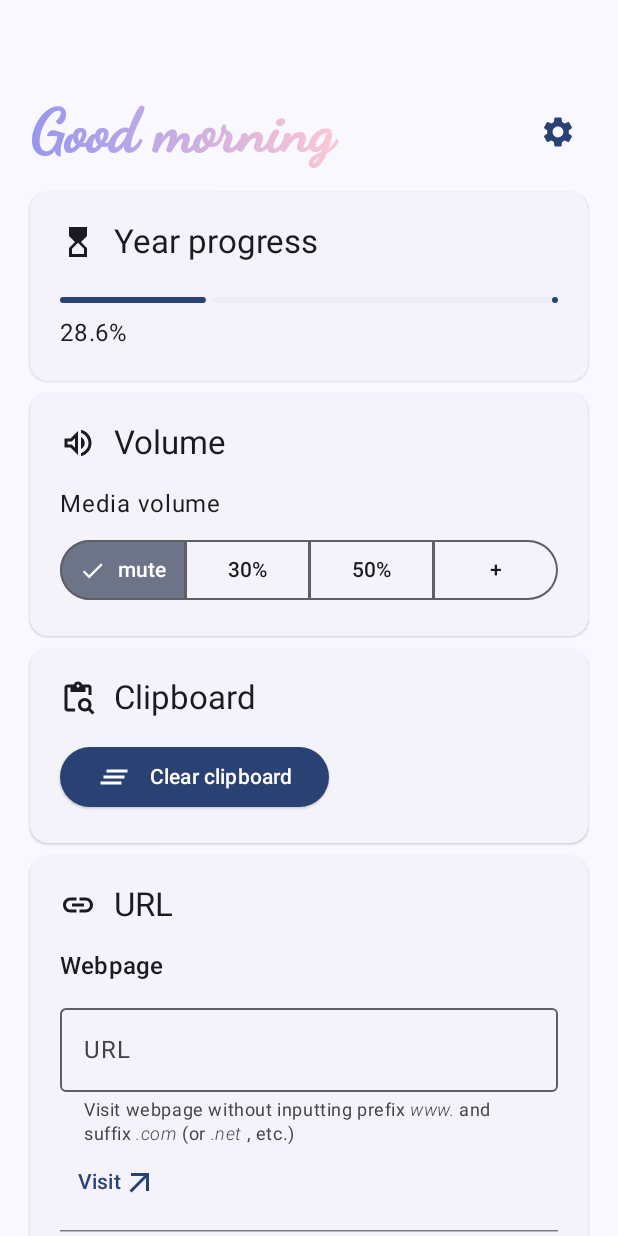
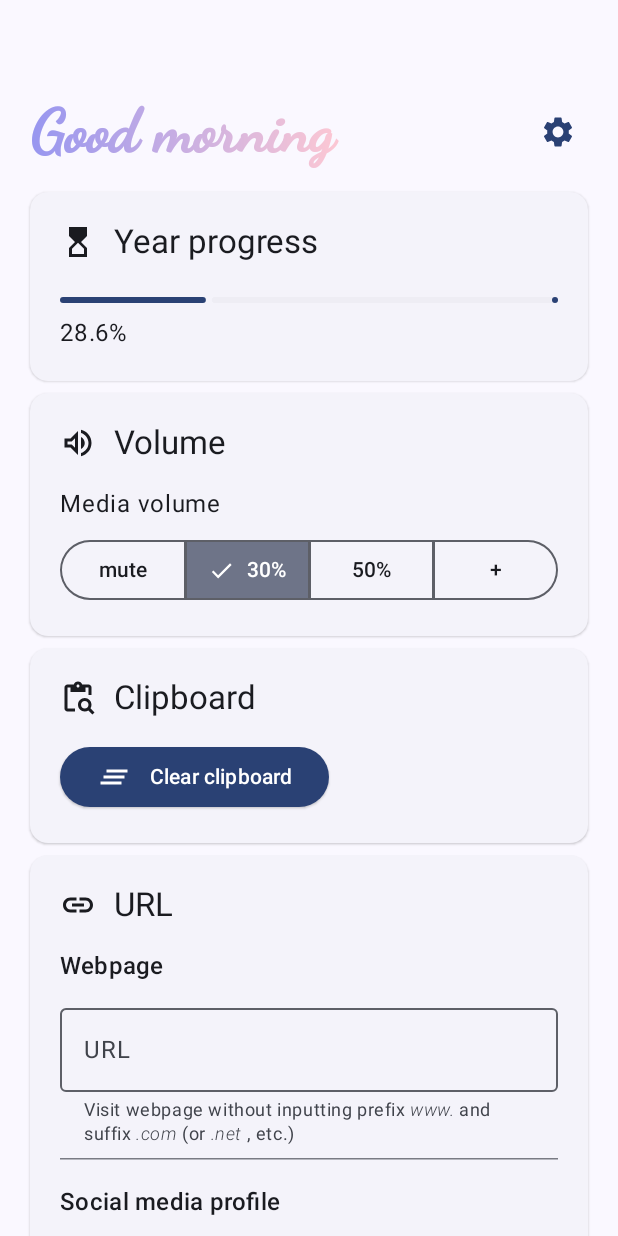
Before and after one commit to dizzykitty3/AndroidToolKitty, an Android app built with Jetpack Compose: the HomeScreen screen opened through its navigation route, on a phone screen of 412 x 824 dp. Run offline under Robolectric (Android 15) with nearby library versions, the phone set to English and light mode, and no system bars.

Commit message:
other: app ui: text field
- improve trailing icon of 2 text fields in url card

```diff
--- a/app/src/main/kotlin/me/dizzykitty3/androidtoolkitty/ui/card/UrlCard.kt
+++ b/app/src/main/kotlin/me/dizzykitty3/androidtoolkitty/ui/card/UrlCard.kt
@@ -8,16 +8,16 @@ import androidx.compose.material.icons.Icons
 import androidx.compose.material.icons.outlined.ArrowOutward
 import androidx.compose.material.icons.outlined.Link
 import androidx.compose.material3.Icon
+import androidx.compose.material3.IconButton
+import androidx.compose.material3.MaterialTheme
 import androidx.compose.material3.OutlinedTextField
 import androidx.compose.material3.Text
-import androidx.compose.material3.TextButton
 import androidx.compose.runtime.Composable
 import androidx.compose.runtime.getValue
 import androidx.compose.runtime.mutableIntStateOf
 import androidx.compose.runtime.mutableStateOf
 import androidx.compose.runtime.remember
 import androidx.compose.runtime.setValue
-import androidx.compose.ui.Alignment
 import androidx.compose.ui.Modifier
 import androidx.compose.ui.res.stringResource
 import androidx.compose.ui.text.buildAnnotatedString
@@ -26,7 +26,6 @@ import androidx.compose.ui.text.input.KeyboardType
 import androidx.compose.ui.text.style.TextOverflow
 import me.dizzykitty3.androidtoolkitty.R
 import me.dizzykitty3.androidtoolkitty.data.sharedpreferences.SettingsSharedPref
-import me.dizzykitty3.androidtoolkitty.foundation.ui.component.ClearInput
 import me.dizzykitty3.androidtoolkitty.foundation.ui.component.CustomCard
 import me.dizzykitty3.androidtoolkitty.foundation.ui.component.CustomDropdownMenu
 import me.dizzykitty3.androidtoolkitty.foundation.ui.component.CustomGroupDivider
@@ -38,6 +37,7 @@ import me.dizzykitty3.androidtoolkitty.foundation.utils.TToast
 import me.dizzykitty3.androidtoolkitty.foundation.utils.TUrl
 
 private const val TAG = "UrlCard"
+private const val HTTPS = "https://"
 
 @Composable
 fun UrlCard() {
@@ -70,8 +70,16 @@ private fun WebpageUrl() {
             onDone = { onClickVisitUrlButton(url) }
         ),
         trailingIcon = {
-            ClearInput(text = url) {
-                url = ""
+            if (url.isNotBlank()) {
+                IconButton(onClick = {
+                    onClickVisitUrlButton(url)
+                }) {
+                    Icon(
+                        imageVector = Icons.Outlined.ArrowOutward,
+                        contentDescription = stringResource(id = R.string.visit),
+                        tint = MaterialTheme.colorScheme.primary
+                    )
+                }
             }
         },
         supportingText = {
@@ -88,23 +96,12 @@ private fun WebpageUrl() {
             )
         },
         prefix = {
-            Text(text = "https://")
+            Text(text = HTTPS)
         },
         suffix = {
             Text(text = TUrl.urlSuffix(url))
         }
     )
-
-    TextButton(
-        onClick = { onClickVisitUrlButton(url) }
-    ) {
-        Text(text = stringResource(R.string.visit))
-        Icon(
-            imageVector = Icons.Outlined.ArrowOutward,
-            contentDescription = null,
-            modifier = Modifier.align(Alignment.CenterVertically)
-        )
-    }
 }
 
 @Composable
@@ -148,8 +145,16 @@ private fun SocialMediaProfileIUrl() {
             onDone = { onVisitProfileButton(username, mPlatformIndex) }
         ),
         trailingIcon = {
-            ClearInput(text = username) {
-                username = ""
+            if (username.isNotBlank()) {
+                IconButton(onClick = {
+                    onVisitProfileButton(username, mPlatformIndex)
+                }) {
+                    Icon(
+                        imageVector = Icons.Outlined.ArrowOutward,
+                        contentDescription = stringResource(id = R.string.visit),
+                        tint = MaterialTheme.colorScheme.primary
+                    )
+                }
             }
         },
         supportingText = {
@@ -165,18 +170,6 @@ private fun SocialMediaProfileIUrl() {
             }
         }
     )
-
-    TextButton(
-        onClick = { onVisitProfileButton(username, mPlatformIndex) }
-    ) {
-        Text(text = stringResource(R.string.visit))
-
-        Icon(
-            imageVector = Icons.Outlined.ArrowOutward,
-            contentDescription = null,
-            modifier = Modifier.align(Alignment.CenterVertically)
-        )
-    }
 }
 
 private fun onClickVisitUrlButton(url: String) {
```
